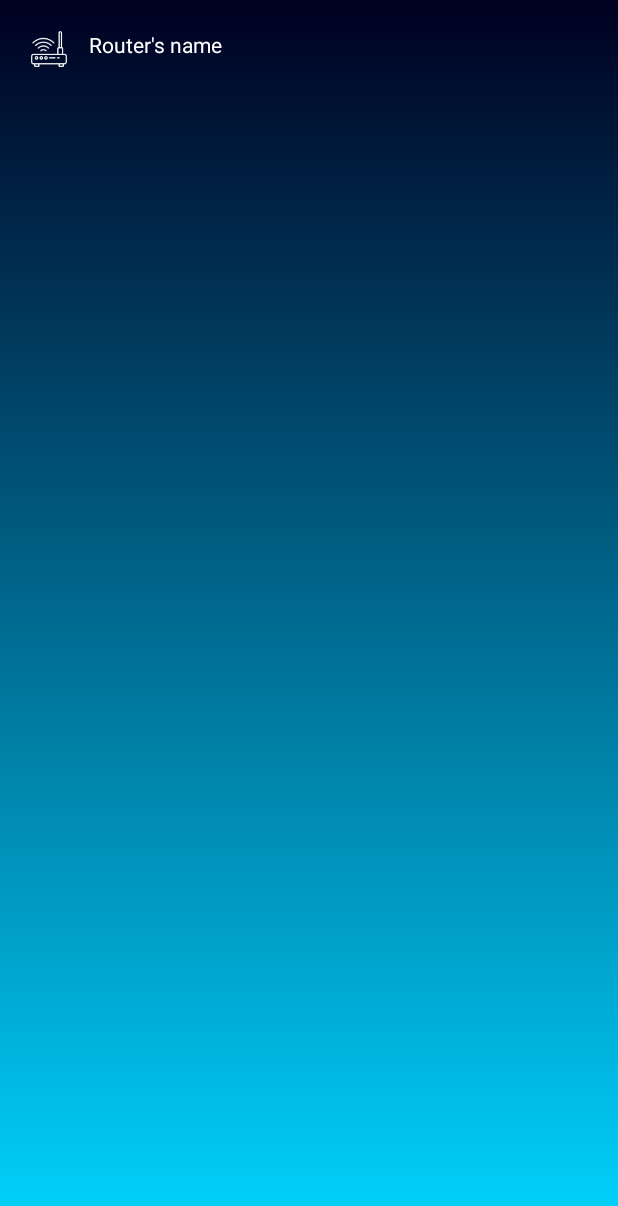
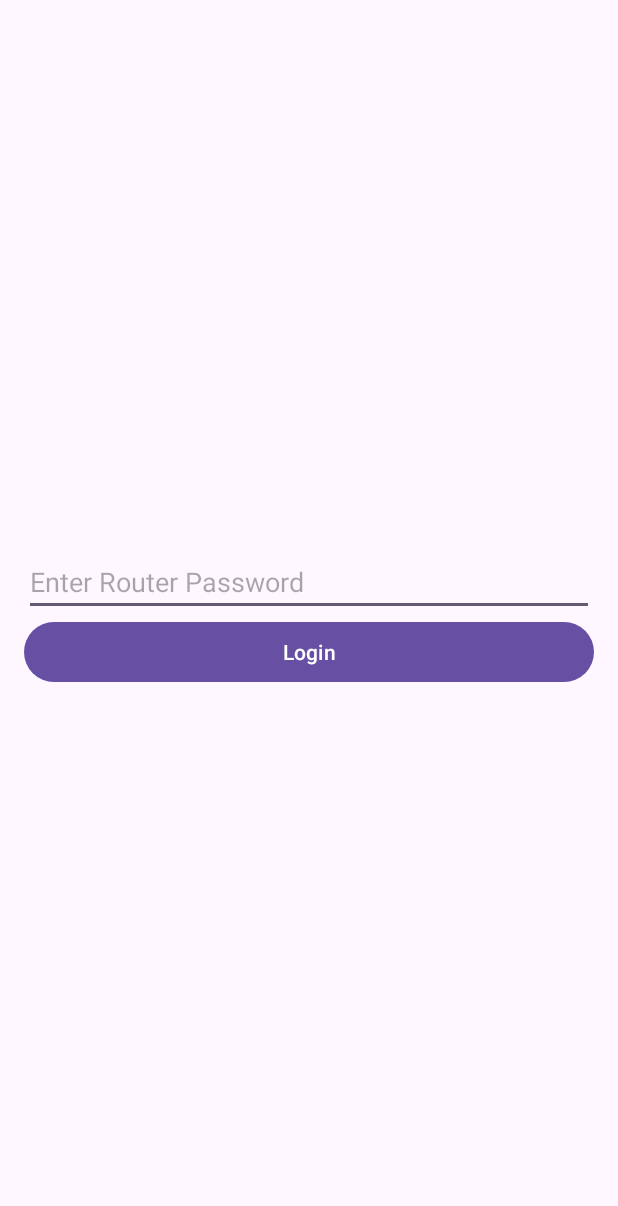
Before and after one commit to HassanIghil/WiFi-Manager, an Android app: the screen it shows after launch (MainActivity before the commit, LoginActivity after it), on a phone screen of 412 x 824 dp. Shown: the top 1206 px of the screen. Run offline under Robolectric (Android 15) with nearby library versions, the phone set to English and light mode, and no system bars.

Commit message:
second commit (login + router name)

```diff
--- a/app/build.gradle
+++ b/app/build.gradle
@@ -29,7 +29,7 @@ android {
 }
 
 dependencies {
-
+    implementation 'androidx.recyclerview:recyclerview:1.3.1'
     implementation("cn.hutool:hutool-all:5.8.16")
     implementation("org.projectlombok:lombok:1.18.30") // Updated Lombok version
     compileOnly("org.projectlombok:lombok:1.18.30")
--- a/app/src/main/AndroidManifest.xml
+++ b/app/src/main/AndroidManifest.xml
@@ -23,6 +23,9 @@
             android:name=".MainActivity"
             android:exported="false" />
 
+        <activity android:name=".LoginActivity"
+            android:exported="false" />
+
         <activity
             android:name=".splashActivity"
             android:theme="@style/AppTheme.Launcher"
--- a/app/src/main/java/com/example/wifimanager/MainActivity.java
+++ b/app/src/main/java/com/example/wifimanager/MainActivity.java
@@ -1,24 +1,50 @@
 package com.example.wifimanager;
 
 import android.os.Bundle;
+import android.util.Log;
+import android.widget.TextView;
+import android.widget.Toast;
 
-import androidx.activity.EdgeToEdge;
 import androidx.appcompat.app.AppCompatActivity;
-import androidx.core.graphics.Insets;
-import androidx.core.view.ViewCompat;
-import androidx.core.view.WindowInsetsCompat;
+import androidx.recyclerview.widget.LinearLayoutManager;
+import androidx.recyclerview.widget.RecyclerView;
+
+import com.example.wifimanager.miwifi.DO.MiWifiDeviceDO;
+import com.example.wifimanager.miwifi.DO.MiWifiDevicelistDO;
+import com.example.wifimanager.miwifi.DO.MiWifiRouterNameDO;
+import com.example.wifimanager.miwifi.impl.MiWifiApiDefaultImpl;
+import com.google.gson.Gson;
+
+import org.json.JSONArray;
+import org.json.JSONObject;
+
+import java.io.BufferedReader;
+import java.io.InputStreamReader;
+import java.net.HttpURLConnection;
+import java.net.URL;
+import java.util.ArrayList;
+import java.util.List;
 
 public class MainActivity extends AppCompatActivity {
+
+    private String STOK;
+    private MiWifiApiDefaultImpl miWifiApi;
+    private RecyclerView recyclerView;
 
     @Override
     protected void onCreate(Bundle savedInstanceState) {
         super.onCreate(savedInstanceState);
-        EdgeToEdge.enable(this);
         setContentView(R.layout.activity_main);
-        ViewCompat.setOnApplyWindowInsetsListener(findViewById(R.id.main), (v, insets) -> {
-            Insets systemBars = insets.getInsets(WindowInsetsCompat.Type.systemBars());
-            v.setPadding(systemBars.left, systemBars.top, systemBars.right, systemBars.bottom);
-            return insets;
-        });
+        String routerName = getIntent().getStringExtra("ROUTER_NAME");
+
+        // Display the router name in a TextView
+        TextView routerNameTextView = findViewById(R.id.routername);
+        if (routerName != null) {
+            routerNameTextView.setText(routerName);
+        } else {
+            routerNameTextView.setText("Router name not available");
+        }
     }
+
+
 }
--- a/app/src/main/java/com/example/wifimanager/miwifi/DO/MiWifiDeviceDO.java
+++ b/app/src/main/java/com/example/wifimanager/miwifi/DO/MiWifiDeviceDO.java
@@ -1,6 +1,4 @@
 package com.example.wifimanager.miwifi.DO;
-
-
 
 import lombok.Data;
 
@@ -37,7 +35,6 @@ public class MiWifiDeviceDO {
         int lan;
         int pridisk;
         int wan;
-
     }
 
     @Data
@@ -46,6 +43,7 @@ public class MiWifiDeviceDO {
         String online;
         String upspeed;
     }
+
     @Override
     public boolean equals(Object o) {
         if (o instanceof MiWifiDeviceDO) {
@@ -54,5 +52,4 @@ public class MiWifiDeviceDO {
         }
         return super.equals(o);
     }
-
 }
--- a/app/src/main/java/com/example/wifimanager/splashActivity.java
+++ b/app/src/main/java/com/example/wifimanager/splashActivity.java
@@ -16,7 +16,7 @@ public class splashActivity extends AppCompatActivity {
         new Handler().postDelayed(new Runnable() {
             @Override
             public void run() {
-                Intent intent = new Intent(splashActivity.this, MainActivity.class);
+                Intent intent = new Intent(splashActivity.this, LoginActivity.class);
                 startActivity(intent);
                 finish();
             }
--- /dev/null
+++ b/app/src/main/res/layout/activity_login.xml
@@ -0,0 +1,21 @@
+<?xml version="1.0" encoding="utf-8"?>
+<LinearLayout xmlns:android="http://schemas.android.com/apk/res/android"
+    android:layout_width="match_parent"
+    android:layout_height="match_parent"
+    android:orientation="vertical"
+    android:padding="16dp"
+    android:gravity="center">
+
+    <EditText
+        android:id="@+id/password"
+        android:layout_width="match_parent"
+        android:layout_height="wrap_content"
+        android:hint="Enter Router Password"
+        android:inputType="textPassword" />
+
+    <Button
+        android:id="@+id/loginButton"
+        android:layout_width="match_parent"
+        android:layout_height="wrap_content"
+        android:text="Login" />
+</LinearLayout>
--- a/app/src/main/res/layout/activity_main.xml
+++ b/app/src/main/res/layout/activity_main.xml
@@ -6,37 +6,49 @@
     android:layout_width="match_parent"
     android:layout_height="match_parent"
     android:background="@drawable/background"
+    tools:context=".MainActivity"
     android:id="@+id/main">
 
+    <!-- Top Layout for Router Name -->
     <LinearLayout
-        android:layout_width="410dp"
-        android:layout_height="211dp"
+        android:layout_width="match_parent"
+        android:layout_height="wrap_content"
         android:orientation="horizontal"
-        app:layout_constraintEnd_toEndOf="parent"
-        app:layout_constraintHorizontal_bias="0.0"
+        android:padding="16dp"
+        app:layout_constraintTop_toTopOf="parent"
         app:layout_constraintStart_toStartOf="parent"
-        app:layout_constraintTop_toTopOf="parent">
+        app:layout_constraintEnd_toEndOf="parent">
 
         <ImageView
             android:id="@+id/imageView"
-            android:layout_width="25dp"
-            android:layout_height="25dp"
-            android:layout_marginLeft="20dp"
-            android:layout_marginTop="20dp"
-            android:layout_marginRight="4dp"
+            android:layout_width="40dp"
+            android:layout_height="40dp"
+            android:layout_marginEnd="10dp"
             android:contentDescription="Router"
             app:srcCompat="@drawable/router" />
 
         <TextView
-
-            android:id="@+id/textView"
-            android:layout_width="100dp"
+            android:id="@+id/routername"
+            android:layout_width="wrap_content"
             android:layout_height="wrap_content"
-            android:layout_marginTop="20dp"
-            android:layout_marginLeft="10dp"
-            android:textColor="@color/white"
-            android:text="Router's name" />
-
+            android:text="Router Name"
+            android:textColor="@android:color/white"
+            android:textSize="18sp"
+            android:textStyle="bold"/>
     </LinearLayout>
 
+    <!-- RecyclerView for Connected Devices -->
+    <androidx.recyclerview.widget.RecyclerView
+        android:id="@+id/recyclerView"
+        android:layout_width="match_parent"
+        android:layout_height="0dp"
+        app:layout_constraintBottom_toBottomOf="parent"
+        app:layout_constraintStart_toStartOf="parent"
+        app:layout_constraintEnd_toEndOf="parent"
+        android:padding="8dp"
+        android:scrollbars="vertical"/>
+
+
+
+
 </androidx.constraintlayout.widget.ConstraintLayout>
```
Also changed, not shown: app/src/main/java/com/example/wifimanager/LoginActivity.java (added, +149 -0 lines), app/src/main/java/com/example/wifimanager/LoginResponse.java (added, +31 -0 lines), app/src/main/java/com/example/wifimanager/RouterNameResponse.java (added, +13 -0 lines), app/src/main/java/com/example/wifimanager/miwifi/MiWifi.java (+148 -87 lines), app/src/main/java/com/example/wifimanager/miwifi/impl/MiWifiApiDefaultImpl.java (indentation only), app/src/main/res/drawable/ic_ethernet.png (added), app/src/main/res/drawable/ic_wifi.png (added).
